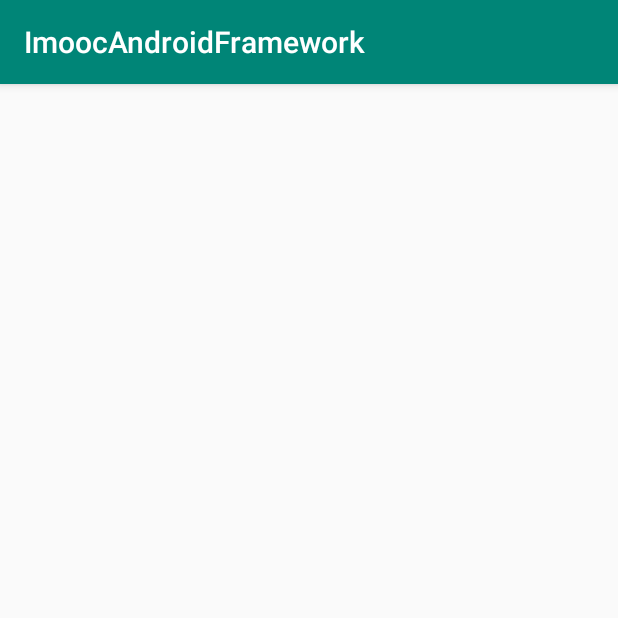
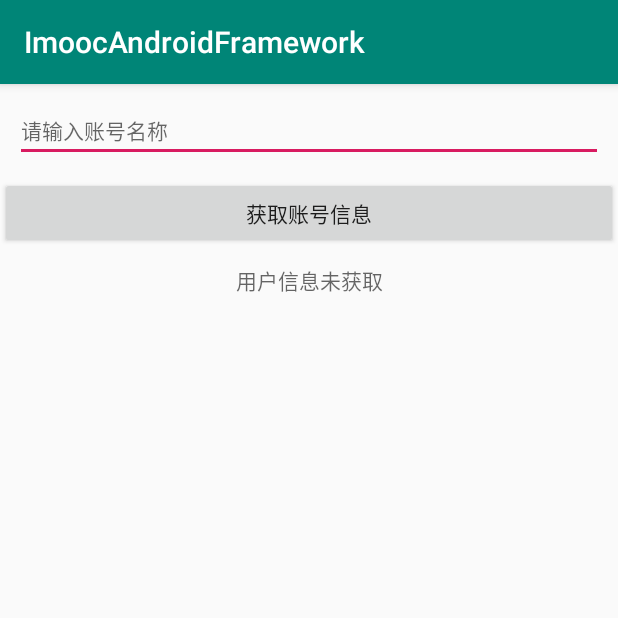
Before and after one commit to lindroy/ImoocAndroidFramework, an Android app: the NormalActivity screen opened directly, with no data from a screen before it, on a phone screen of 412 x 824 dp, the top half of it. Run offline under Robolectric (Android 15) with nearby library versions, the phone set to English and light mode, and no system bars.

Commit message:
不使用框架实现查询用户信息的功能。

```diff
--- /dev/null
+++ b/app/src/main/java/com/lindroy/imoocandroidframework/interfaces/NetworkCallback.kt
@@ -0,0 +1,13 @@
+package com.lindroy.imoocandroidframework.interfaces
+
+import com.lindroy.imoocandroidframework.bean.Account
+
+/**
+ * @author Lin
+ * @date 2020/2/27
+ * @function 网络请求回调
+ */
+interface NetworkCallback {
+    fun onSuccess(account: Account)
+    fun onFailed()
+}
--- a/app/src/main/res/layout/activity_normal.xml
+++ b/app/src/main/res/layout/activity_normal.xml
@@ -1,9 +1,33 @@
 <?xml version="1.0" encoding="utf-8"?>
-<androidx.constraintlayout.widget.ConstraintLayout xmlns:android="http://schemas.android.com/apk/res/android"
+<LinearLayout xmlns:android="http://schemas.android.com/apk/res/android"
     xmlns:app="http://schemas.android.com/apk/res-auto"
     xmlns:tools="http://schemas.android.com/tools"
     android:layout_width="match_parent"
     android:layout_height="match_parent"
+    android:orientation="vertical"
     tools:context=".NormalActivity">
 
-</androidx.constraintlayout.widget.ConstraintLayout>
+    <EditText
+        android:id="@+id/etUserName"
+        android:layout_width="match_parent"
+        android:layout_height="wrap_content"
+        android:layout_margin="10dp"
+        android:hint="请输入账号名称"
+        android:textSize="14sp"/>
+
+    <Button
+        android:id="@+id/btnGet"
+        android:text="获取账号信息"
+        android:layout_width="match_parent"
+        android:layout_height="wrap_content" />
+
+    <TextView
+        android:gravity="center"
+        android:hint="用户信息未获取"
+        android:id="@+id/tvResult"
+        android:layout_width="match_parent"
+        android:layout_height="wrap_content"
+        android:layout_margin="10dp"
+        android:textSize="14sp"/>
+
+</LinearLayout>
```
Also changed, not shown: app/src/main/java/com/lindroy/imoocandroidframework/NormalActivity.kt (+51 -1 lines), app/src/main/java/com/lindroy/imoocandroidframework/bean/Account.kt (added, +8 -0 lines).
